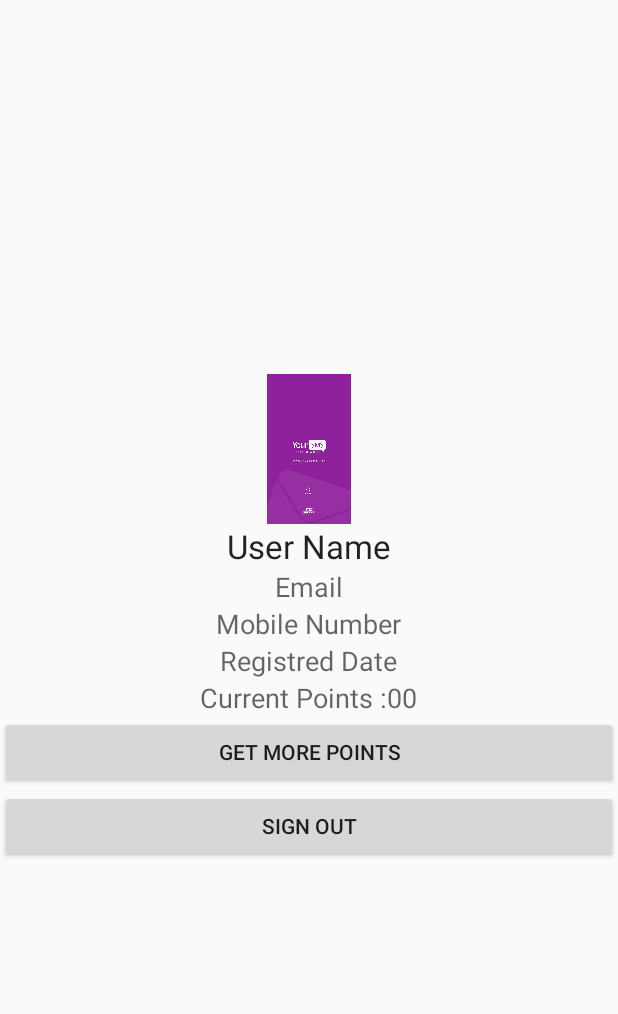
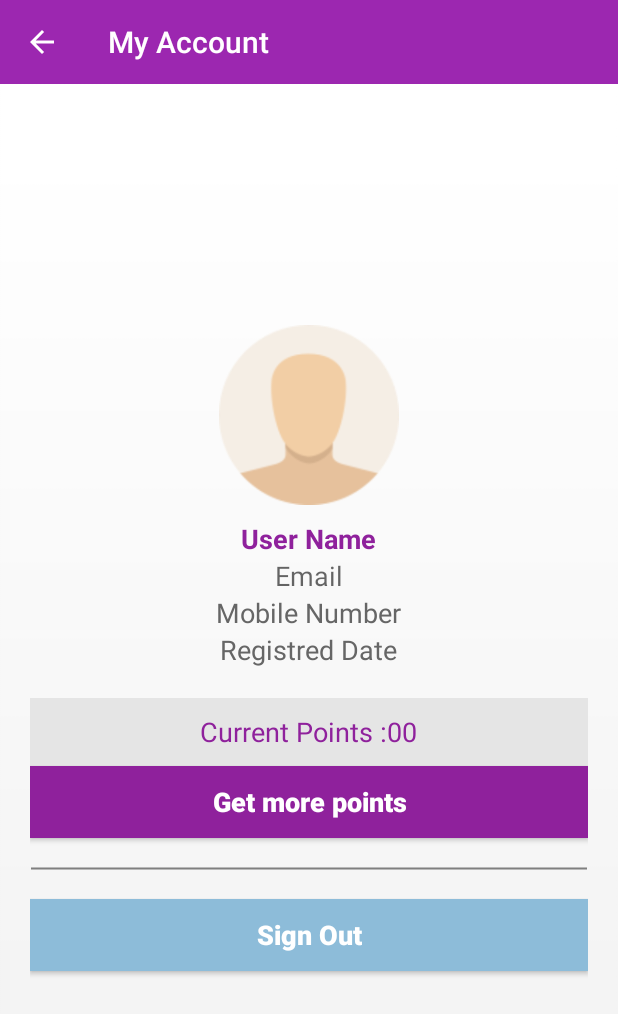
Before and after one commit to amorenew/amashio, an Android app: the ProfileActivity screen opened directly, with no data from a screen before it, on a phone screen of 412 x 824 dp. Shown: the top 1014 px of the screen. Run offline under Robolectric (Android 15) with nearby library versions, the phone set to English and light mode, and no system bars.

Commit message:
my account profile styles

```diff
--- a/app/src/main/java/co/mazeed/smsproject/Activities/ProfileActivity.java
+++ b/app/src/main/java/co/mazeed/smsproject/Activities/ProfileActivity.java
@@ -1,16 +1,50 @@
 package co.mazeed.smsproject.Activities;
 
-import android.app.Activity;
 import android.os.Bundle;
+import android.support.v7.app.AppCompatActivity;
+import android.support.v7.widget.Toolbar;
+import android.view.Menu;
+import android.view.MenuItem;
 
 import co.mazeed.smsproject.R;
 
-public class ProfileActivity extends Activity {
+public class ProfileActivity extends AppCompatActivity {
+    Toolbar toolbar;
 
     @Override
     protected void onCreate(Bundle savedInstanceState) {
         super.onCreate(savedInstanceState);
         setContentView(R.layout.activity_profile);
+        toolbar = (Toolbar) findViewById(R.id.appBar);
+        toolbar.setTitle(getString(R.string.my_account));
+        setSupportActionBar(toolbar);
+        getSupportActionBar().setDisplayHomeAsUpEnabled(true);
+        getSupportActionBar().setHomeButtonEnabled(true);
     }
 
+    @Override
+    public boolean onCreateOptionsMenu(Menu menu) {
+        // Inflate the menu; this adds items to the action bar if it is present.
+        //getMenuInflater().inflate(R.menu.menu_login, menu);
+        return true;
+    }
+
+    @Override
+    public boolean onOptionsItemSelected(MenuItem item) {
+        // Handle action bar item clicks here. The action bar will
+        // automatically handle clicks on the Home/Up button, so long
+        // as you specify a parent activity in AndroidManifest.xml.
+        int id = item.getItemId();
+
+        if (id == android.R.id.home) {
+            return true;
+        }
+
+        //noinspection SimplifiableIfStatement
+        if (id == R.id.action_settings) {
+            return true;
+        }
+
+        return super.onOptionsItemSelected(item);
+    }
 }
--- a/app/src/main/java/co/mazeed/smsproject/Activities/SplashActivity.java
+++ b/app/src/main/java/co/mazeed/smsproject/Activities/SplashActivity.java
@@ -29,6 +29,16 @@ public class SplashActivity extends Activity {
         startActivity(intent2);
         Intent intent3 = new Intent(this, SignUpActivity.class);
         startActivity(intent3);
+        Intent intent4 = new Intent(this, ProfileActivity.class);
+        startActivity(intent4);
+//        Intent intent5 = new Intent(this, SignUpActivity.class);
+//        startActivity(intent5);
+//        Intent intent6 = new Intent(this, SignUpActivity.class);
+//        startActivity(intent6);
+//        Intent intent7= new Intent(this, SignUpActivity.class);
+//        startActivity(intent7);
+//        Intent intent8= new Intent(this, SignUpActivity.class);
+//        startActivity(intent8);
     }
 
 }
--- /dev/null
+++ b/app/src/main/res/drawable/line_solid_gray.xml
@@ -0,0 +1,11 @@
+<?xml version="1.0" encoding="utf-8"?>
+<shape xmlns:android="http://schemas.android.com/apk/res/android"
+    android:shape="line">
+
+    <stroke
+        android:width="1dp"
+        android:color="@color/gray"
+        android:dashGap="0dp"
+        android:dashWidth="5dp" />
+
+</shape>
--- a/app/src/main/res/layout/activity_profile.xml
+++ b/app/src/main/res/layout/activity_profile.xml
@@ -1,79 +1,116 @@
-<LinearLayout xmlns:android="http://schemas.android.com/apk/res/android"
+<RelativeLayout xmlns:android="http://schemas.android.com/apk/res/android"
     xmlns:tools="http://schemas.android.com/tools"
     android:layout_width="match_parent"
     android:layout_height="match_parent"
-    tools:context="co.mazeed.smsproject.Activities.ProfileActivity"
-    android:orientation="vertical"
-    android:gravity="center">
+    tools:context="co.mazeed.smsproject.Activities.ProfileActivity">
 
-    <ImageView
+    <include
+        android:id="@+id/appBar"
+        layout="@layout/app_bar" />
+
+    <LinearLayout
+        android:layout_below="@id/appBar"
+        style="@style/ContainerLayout">
+
+
+        <ImageView
         android:layout_width="match_parent"
-        android:layout_height="100dp"
+            android:layout_height="120dp"
         android:id="@+id/ivUserImage"
-        android:src="@mipmap/splash" />
+            android:src="@drawable/profile"
+            android:layout_marginBottom="10dp" />
 
     <TextView
         android:layout_width="wrap_content"
         android:layout_height="wrap_content"
         android:textAppearance="?android:attr/textAppearanceLarge"
         android:text="User Name"
-        android:id="@+id/tvUserName" />
+        android:id="@+id/tvUserName"
+        android:textColor="@color/purple"
+        android:textStyle="bold"
+        style="@style/ButtonFont" />
 
     <TextView
         android:layout_width="wrap_content"
         android:layout_height="wrap_content"
         android:textAppearance="?android:attr/textAppearanceMedium"
         android:text="Email"
-        android:id="@+id/tvEmail" />
+        android:id="@+id/tvEmail"
+        style="@style/ButtonFont" />
 
     <TextView
         android:layout_width="wrap_content"
         android:layout_height="wrap_content"
         android:textAppearance="?android:attr/textAppearanceMedium"
         android:text="Mobile Number"
-        android:id="@+id/tvMobileNumber" />
+        android:id="@+id/tvMobileNumber"
+        android:textColor="@color/gray4"
+        style="@style/ButtonFont" />
 
     <TextView
         android:layout_width="wrap_content"
         android:layout_height="wrap_content"
         android:textAppearance="?android:attr/textAppearanceMedium"
         android:text="Registred Date"
-        android:id="@+id/tvRegistredDate" />
+        android:id="@+id/tvRegistredDate"
+        android:textColor="@color/gray4"
+        style="@style/ButtonFont"
+        android:layout_marginBottom="20dp" />
 
     <LinearLayout
         android:orientation="horizontal"
         android:layout_width="match_parent"
-        android:layout_height="wrap_content"
-        android:gravity="center">
+        android:layout_height="45dp"
+        android:gravity="center"
+        android:background="@color/gray3">
 
         <TextView
             android:layout_width="wrap_content"
             android:layout_height="wrap_content"
             android:textAppearance="?android:attr/textAppearanceMedium"
             android:text="@string/current_points"
-            android:id="@+id/tvCurrentPointsLabel" />
+            android:textColor="@color/purple"
+
+            android:id="@+id/tvCurrentPointsLabel"
+            style="@style/ButtonFont" />
 
         <TextView
             android:layout_width="wrap_content"
             android:layout_height="wrap_content"
+            android:textColor="@color/purple"
+
             android:textAppearance="?android:attr/textAppearanceMedium"
             android:text="00"
-            android:id="@+id/tvCurrentPoints" />
+            android:id="@+id/tvCurrentPoints"
+            style="@style/ButtonFont" />
     </LinearLayout>
 
     <Button
         android:layout_width="match_parent"
         android:layout_height="wrap_content"
         android:text="@string/get_more_points"
-        android:id="@+id/btnGetPoints" />
+        android:id="@+id/btnGetPoints"
+        android:background="@color/purple"
+        android:textColor="@android:color/white"
+        android:textStyle="bold"
+        android:textAllCaps="false"
+        style="@style/LoginButtonLogin" />
 
-    <View
-        android:layout_width="match_parent"
-        android:layout_height="1dp" />
+        <View
+            android:layout_width="match_parent"
+            android:background="@drawable/line_solid_gray"
+            android:layerType="software"
+            style="@style/LoginDashLine" />
 
     <Button
         android:layout_width="match_parent"
         android:layout_height="wrap_content"
         android:text="@string/sign_out"
-        android:id="@+id/btnSignOut" />
+        android:id="@+id/btnSignOut"
+        android:background="@color/blue1"
+        android:textColor="@android:color/white"
+        style="@style/LoginButtonLogin"
+        android:textStyle="bold"
+        android:textAllCaps="false" />
 </LinearLayout>
+</RelativeLayout>
--- a/app/src/main/res/values/colors.xml
+++ b/app/src/main/res/values/colors.xml
@@ -6,5 +6,10 @@
 
     <color name="gray">#7F7F7F</color>
     <color name="gray2">#E1E1E1</color>
+    <color name="gray3">#E5E5E5</color>
+    <color name="gray4">#666666</color>
+
     <color name="purple">#8F219C</color>
+
+    <color name="blue1">#8DBCD9</color>
 </resources>
--- a/app/src/main/res/values/strings.xml
+++ b/app/src/main/res/values/strings.xml
@@ -30,4 +30,5 @@
     <string name="skip">Skip</string>
     <string name="welcome">Welcome</string>
     <string name="mobile_email">mobile or email</string>
+    <string name="my_account">My Account</string>
 </resources>
```
Also changed, not shown: app/src/main/res/drawable/profile.png (added), 1 other file.
